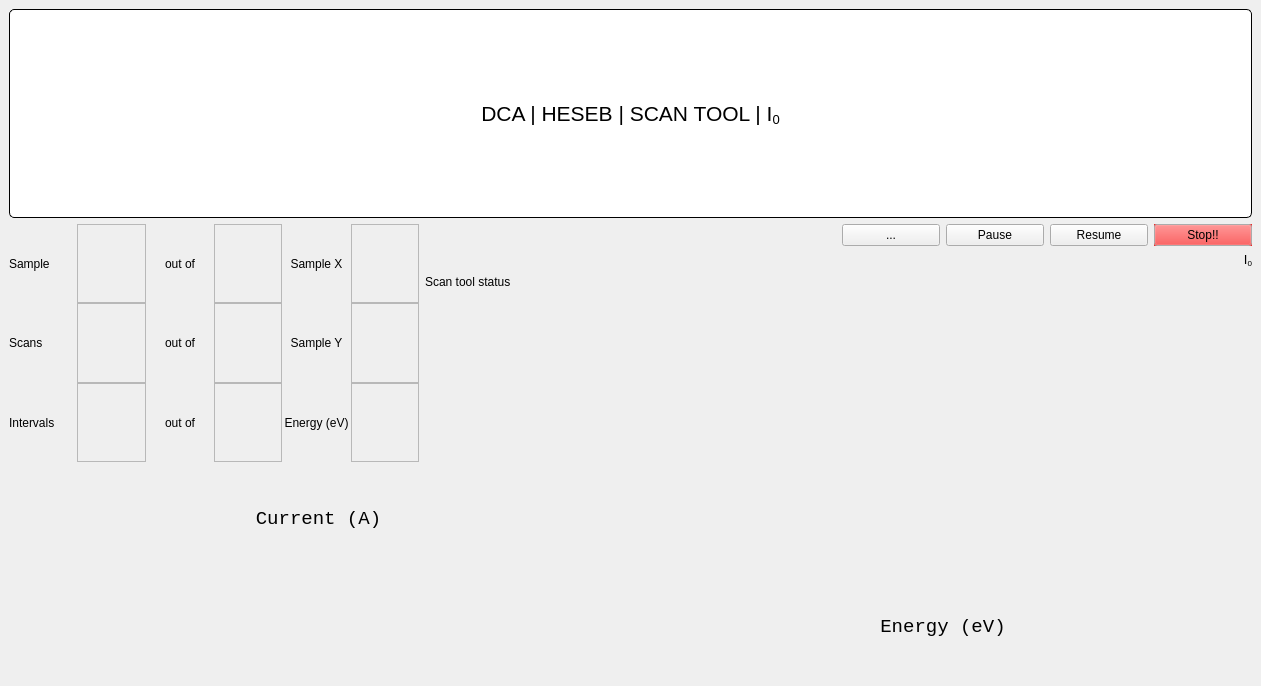
This is ui/HESEB_ScanTool_I0/heseb_scantool_i0.ui in SESAME-Synchrotron/HESEBScanTool as Qt 5 draws it before an edit. The edited form follows.
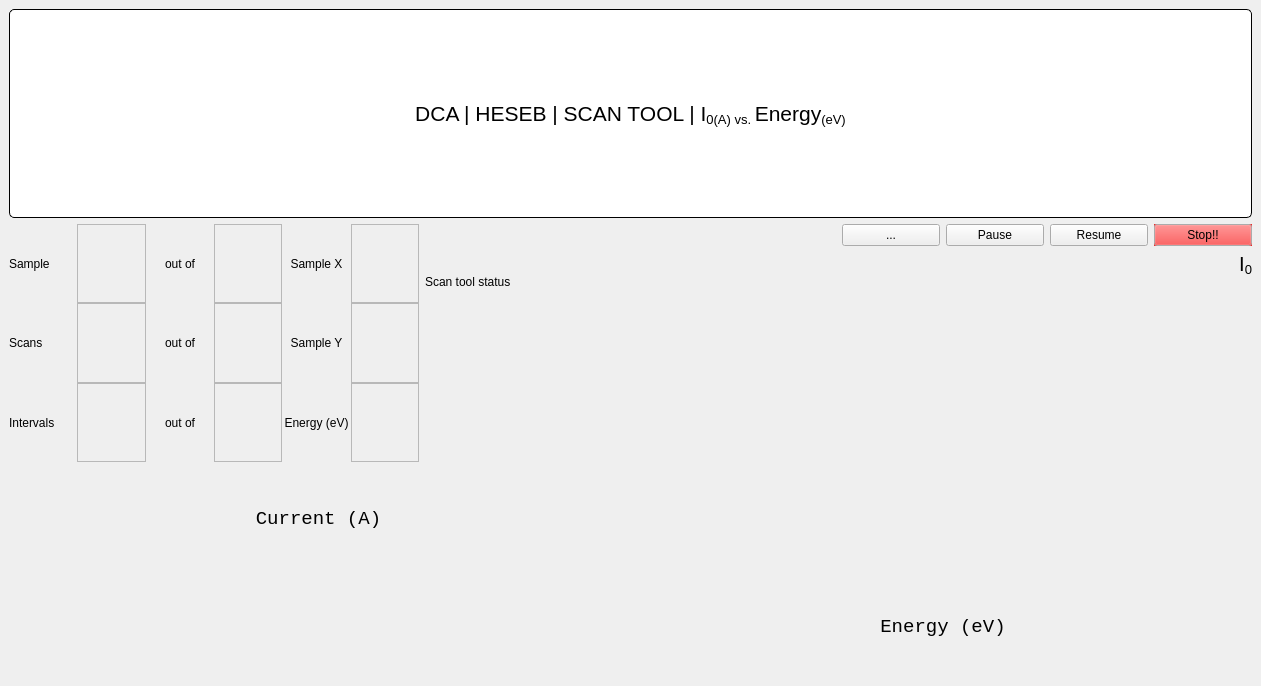
This is the edited form. Custom widgets are drawn as their Qt base class.

```diff
--- a/ui/HESEB_ScanTool_I0/heseb_scantool_i0.ui
+++ b/ui/HESEB_ScanTool_I0/heseb_scantool_i0.ui
@@ -43,7 +43,7 @@
 padding: 0 3px 0 3px;</string>
         </property>
         <property name="text">
-         <string>&lt;html&gt;&lt;head/&gt;&lt;body&gt;&lt;p&gt;DCA | HESEB | SCAN TOOL | I&lt;span style=&quot; vertical-align:sub;&quot;&gt;0&lt;/span&gt;&lt;/p&gt;&lt;/body&gt;&lt;/html&gt;</string>
+         <string>&lt;html&gt;&lt;head/&gt;&lt;body&gt;&lt;p&gt;DCA | HESEB | SCAN TOOL | I&lt;span style=&quot; vertical-align:sub;&quot;&gt;0(A) vs. &lt;/span&gt;Energy&lt;span style=&quot; vertical-align:sub;&quot;&gt;(eV)&lt;/span&gt;&lt;/p&gt;&lt;/body&gt;&lt;/html&gt;</string>
         </property>
         <property name="alignment">
          <set>Qt::AlignCenter</set>
@@ -372,7 +372,7 @@
         </property>
         <property name="font">
          <font>
-          <pointsize>10</pointsize>
+          <pointsize>15</pointsize>
          </font>
         </property>
         <property name="text">
```
